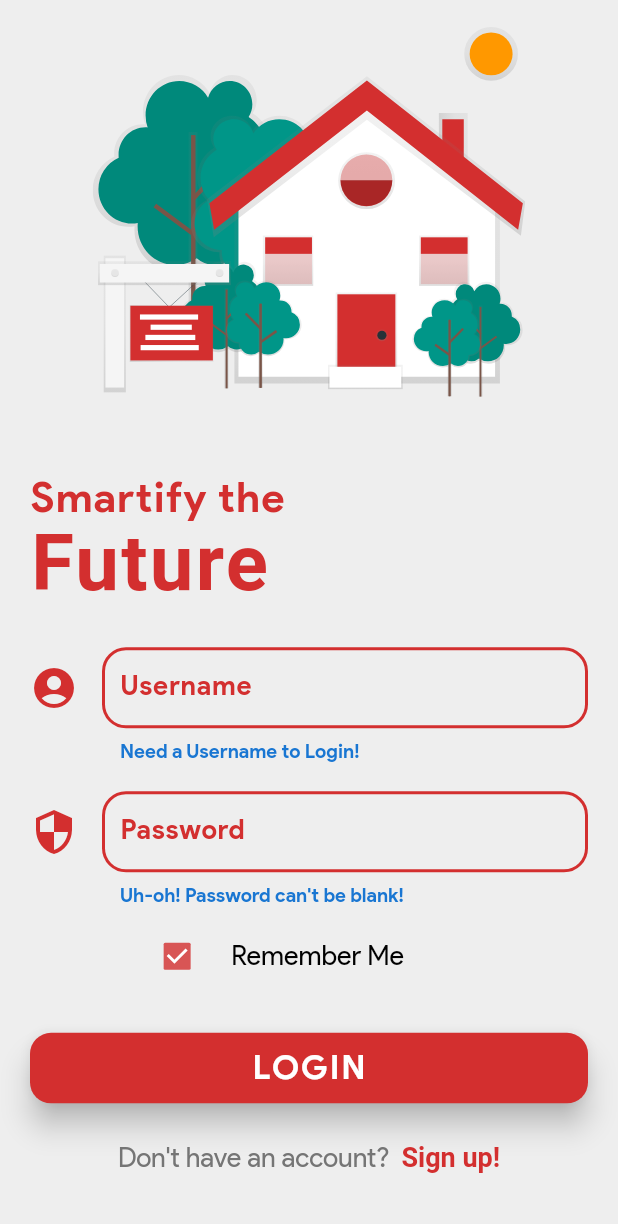
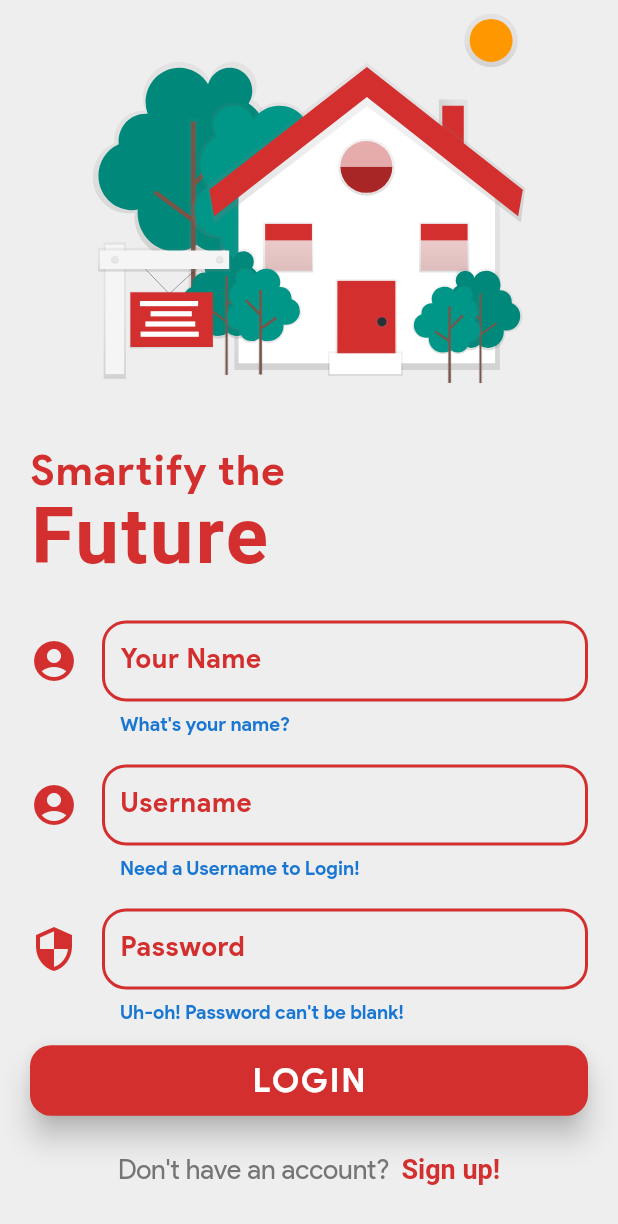
Before and after one commit to pranjal-joshi/SMART, a Flutter app: the screen it shows after launch, after a tap on "LOGIN", on a phone screen of 412 x 824 dp. Shown: the top 1224 px of the screen. Run offline on Flutter 3.47's test engine with Material 2 defaults, Android fonts, the phone set to English and light mode, and no system bars; our stand-ins replace cloud_firestore, connectivity, device_info, dotted_border, email_validator, firebase_auth and 5 more; missing offline and left inert: dart:ffi, flutter_iconpicker, mqtt_client, wifi; accounts and stored records are empty.

Commit message:
Display name field added

```diff
--- a/v3/App/SMART/lib/pages/login_page.dart
+++ b/v3/App/SMART/lib/pages/login_page.dart
@@ -23,6 +23,7 @@
 
   final _usernameController = TextEditingController();
   final _passController = TextEditingController();
+  final _displayNameController = TextEditingController();
 
   final _scaffoldKey = GlobalKey<ScaffoldState>();
   final _formKey = GlobalKey<FormState>();
@@ -36,6 +37,7 @@
       try {
         _usernameController.text = creds[0];
         _passController.text = creds[1];
+        _displayNameController.text = creds[2];
         setState(() {});
       } on RangeError catch (e) {
         print(e);
@@ -48,6 +50,7 @@
   void dispose() {
     _usernameController.dispose();
     _passController.dispose();
+    _displayNameController.dispose();
     super.dispose();
   }
 
@@ -66,7 +69,7 @@
               crossAxisAlignment: CrossAxisAlignment.start,
               children: [
                 Expanded(
-                  flex: 3,
+                  flex: 6,
                   child: Center(
                     child: Container(
                       width: helper.screenWidth * 0.7,
@@ -86,7 +89,7 @@
                   child: _getRichText(context),
                 ),
                 Expanded(
-                  flex: 3,
+                  flex: 7,
                   child: Container(
                     padding: const EdgeInsets.symmetric(
                       horizontal: 10,
@@ -98,6 +101,21 @@
                         child: Column(
                           crossAxisAlignment: CrossAxisAlignment.start,
                           children: [
+                            SmartTextFormField(
+                              topPadding: 18,
+                              bottomPadding: 0,
+                              leftPadding: 10,
+                              rightPadding: 10,
+                              controller: _displayNameController,
+                              label: 'Your Name',
+                              iconData: Icons.account_circle,
+                              hint: 'Name to Display for other members',
+                              keyboardType: TextInputType.name,
+                              validator: (String msg) {
+                                if (msg.isEmpty) return 'What\'s your name?';
+                                return null;
+                              },
+                            ),
                             SmartTextFormField(
                               topPadding: 18,
                               bottomPadding: 0,
@@ -189,7 +207,7 @@
                 ),
                 Padding(
                   padding: EdgeInsets.only(
-                    bottom: helper.screenHeight * 0.05,
+                    bottom: helper.screenHeight * 0.04,
                     top: helper.screenHeight * 0.03,
                   ),
                   child: Center(
@@ -282,7 +300,11 @@
             setState(() => _showSpinner = false);
             if (_rememberMe)
               sp.saveLoginCredentials(
-                [_usernameController.text, _passController.text],
+                [
+                  _usernameController.text,
+                  _passController.text,
+                  _displayNameController.text,
+                ],
               );
             Navigator.of(context).pushReplacementNamed(route_home);
           },
```
